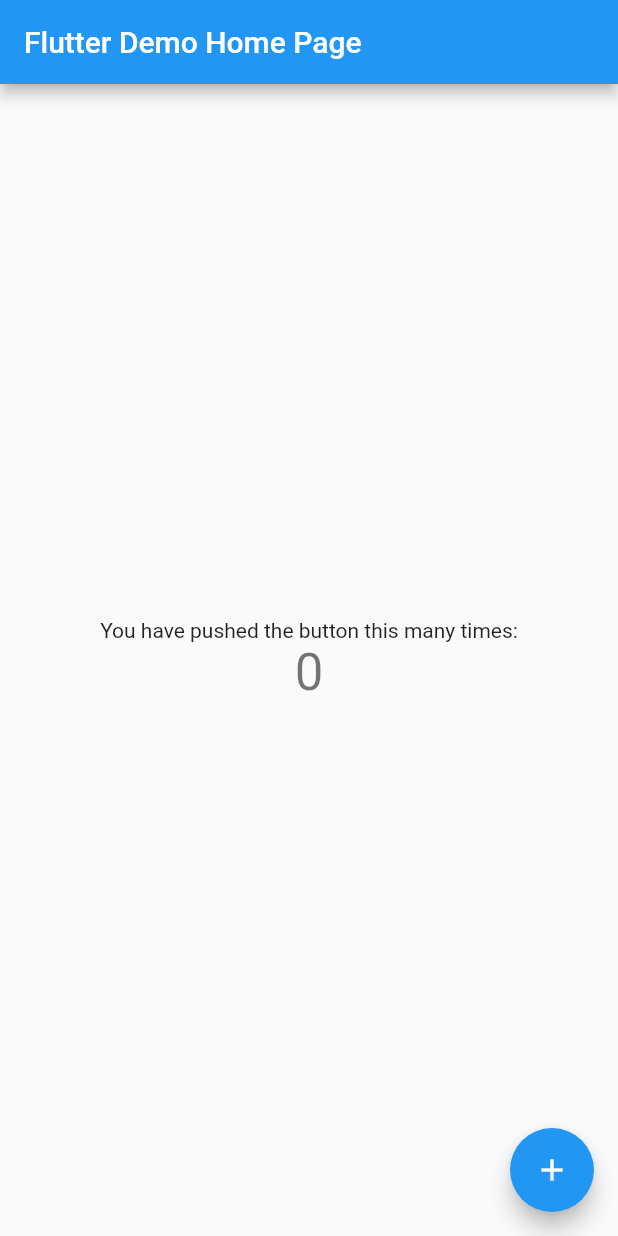
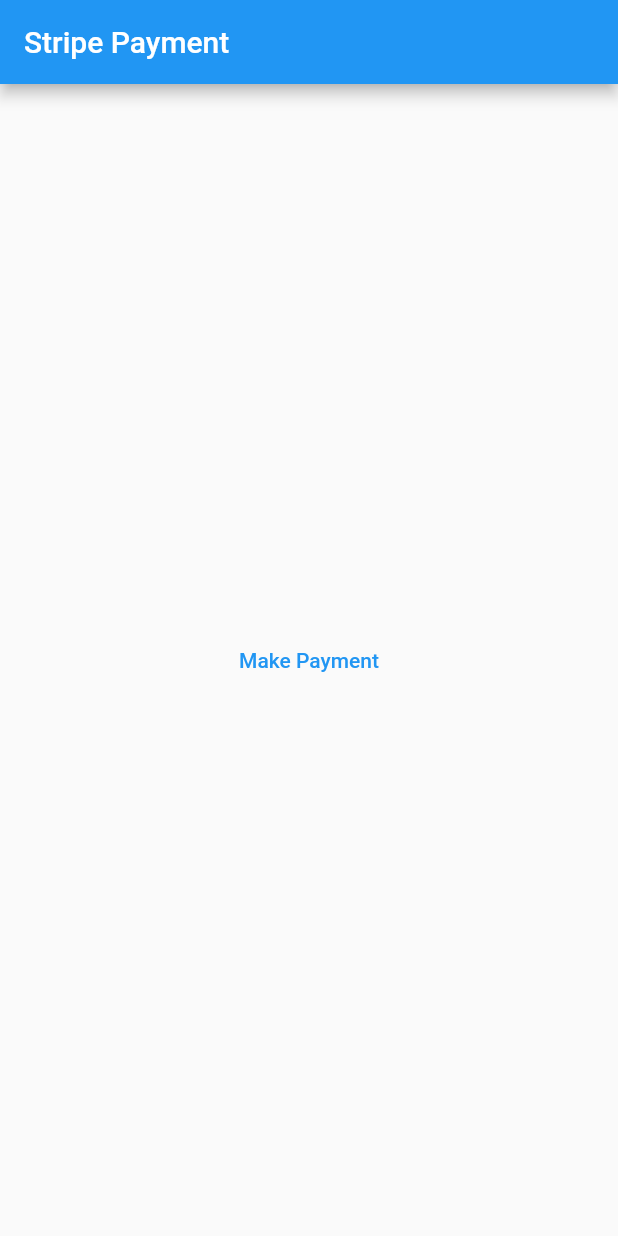
Before and after one commit to TESLA2402/Manas_Kriti_Software_PS, a Flutter app: the screen it shows after launch, on a phone screen of 412 x 824 dp. Run offline on Flutter 3.47's test engine with Material 2 defaults, Android fonts, the phone set to English and light mode, and no system bars; our stand-ins replace flutter_dotenv; missing offline and left inert: flutter_stripe.

Commit message:
stripe integrated

```diff
--- a/campus_catalogue/lib/main.dart
+++ b/campus_catalogue/lib/main.dart
@@ -1,115 +1,28 @@
+import 'package:campus_catalogue/payment_gateway.dart';
 import 'package:flutter/material.dart';
+import 'package:flutter_dotenv/flutter_dotenv.dart';
+import 'package:flutter_stripe/flutter_stripe.dart';
 
-void main() {
-  runApp(const MyApp());
+void main() async {
+  WidgetsFlutterBinding.ensureInitialized();
+  Stripe.publishableKey =
+      "pk_test_51MZHMhSF3jyzuIge766JvDB1tCbBuUk5F1NjHLW66gy4aPeZZxWe6q3CVTmOO1m50N5sEdSfrj7Vrcr5O2EZs4tA00QvS9CKQ6";
+
+  await dotenv.load(fileName: "assets/.env");
+
+  runApp(MyApp());
 }
 
 class MyApp extends StatelessWidget {
   const MyApp({super.key});
-
-  // This widget is the root of your application.
   @override
   Widget build(BuildContext context) {
     return MaterialApp(
       title: 'Flutter Demo',
       theme: ThemeData(
-        // This is the theme of your application.
-        //
-        // Try running your application with "flutter run". You'll see the
-        // application has a blue toolbar. Then, without quitting the app, try
-        // changing the primarySwatch below to Colors.green and then invoke
-        // "hot reload" (press "r" in the console where you ran "flutter run",
-        // or simply save your changes to "hot reload" in a Flutter IDE).
-        // Notice that the counter didn't reset back to zero; the application
-        // is not restarted.
         primarySwatch: Colors.blue,
       ),
-      home: const MyHomePage(title: 'Flutter Demo Home Page'),
+      home: const PaymentGateway(),
     );
   }
 }
-
-class MyHomePage extends StatefulWidget {
-  const MyHomePage({super.key, required this.title});
-
-  // This widget is the home page of your application. It is stateful, meaning
-  // that it has a State object (defined below) that contains fields that affect
-  // how it looks.
-
-  // This class is the configuration for the state. It holds the values (in this
-  // case the title) provided by the parent (in this case the App widget) and
-  // used by the build method of the State. Fields in a Widget subclass are
-  // always marked "final".
-
-  final String title;
-
-  @override
-  State<MyHomePage> createState() => _MyHomePageState();
-}
-
-class _MyHomePageState extends State<MyHomePage> {
-  int _counter = 0;
-
-  void _incrementCounter() {
-    setState(() {
-      // This call to setState tells the Flutter framework that something has
-      // changed in this State, which causes it to rerun the build method below
-      // so that the display can reflect the updated values. If we changed
-      // _counter without calling setState(), then the build method would not be
-      // called again, and so nothing would appear to happen.
-      _counter++;
-    });
-  }
-
-  @override
-  Widget build(BuildContext context) {
-    // This method is rerun every time setState is called, for instance as done
-    // by the _incrementCounter method above.
-    //
-    // The Flutter framework has been optimized to make rerunning build methods
-    // fast, so that you can just rebuild anything that needs updating rather
-    // than having to individually change instances of widgets.
-    return Scaffold(
-      appBar: AppBar(
-        // Here we take the value from the MyHomePage object that was created by
-        // the App.build method, and use it to set our appbar title.
-        title: Text(widget.title),
-      ),
-      body: Center(
-        // Center is a layout widget. It takes a single child and positions it
-        // in the middle of the parent.
-        child: Column(
-          // Column is also a layout widget. It takes a list of children and
-          // arranges them vertically. By default, it sizes itself to fit its
-          // children horizontally, and tries to be as tall as its parent.
-          //
-          // Invoke "debug painting" (press "p" in the console, choose the
-          // "Toggle Debug Paint" action from the Flutter Inspector in Android
-          // Studio, or the "Toggle Debug Paint" command in Visual Studio Code)
-          // to see the wireframe for each widget.
-          //
-          // Column has various properties to control how it sizes itself and
-          // how it positions its children. Here we use mainAxisAlignment to
-          // center the children vertically; the main axis here is the vertical
-          // axis because Columns are vertical (the cross axis would be
-          // horizontal).
-          mainAxisAlignment: MainAxisAlignment.center,
-          children: <Widget>[
-            const Text(
-              'You have pushed the button this many times:',
-            ),
-            Text(
-              '$_counter',
-              style: Theme.of(context).textTheme.headlineMedium,
-            ),
-          ],
-        ),
-      ),
-      floatingActionButton: FloatingActionButton(
-        onPressed: _incrementCounter,
-        tooltip: 'Increment',
-        child: const Icon(Icons.add),
-      ), // This trailing comma makes auto-formatting nicer for build methods.
-    );
-  }
-}
```
Also changed, not shown: campus_catalogue/lib/payment_gateway.dart (added, +127 -0 lines), campus_catalogue/pubspec.yaml (+5 -3 lines), campus_catalogue/pubspec.lock, 11 other files.
